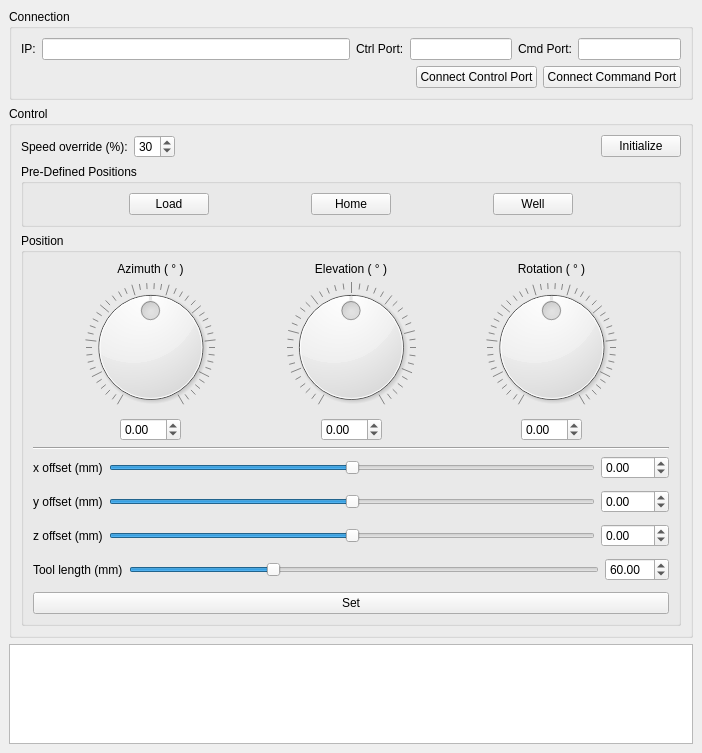
Above: mainwindow.ui from rookidroid/armstrong before the change. Below: the same form after it.
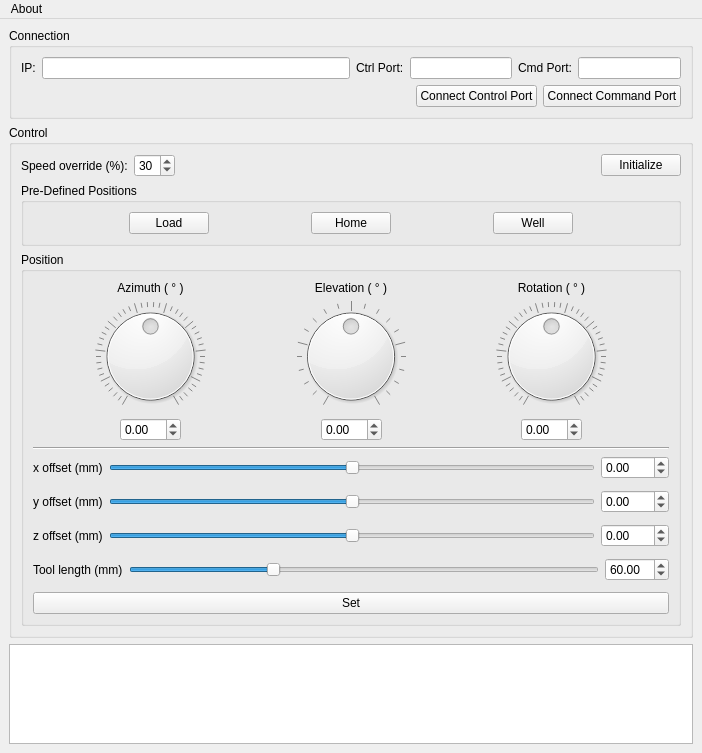
That is the form after the change.

```diff
--- a/mainwindow.ui
+++ b/mainwindow.ui
@@ -852,6 +852,13 @@
      <height>22</height>
     </rect>
    </property>
+   <widget class="QMenu" name="menuAbout">
+    <property name="title">
+     <string>About</string>
+    </property>
+    <addaction name="actionVersion_1_1"/>
+   </widget>
+   <addaction name="menuAbout"/>
   </widget>
  </widget>
  <resources/>
```
Left out of the diff: 5 changed lines with no effect on the pictures.
